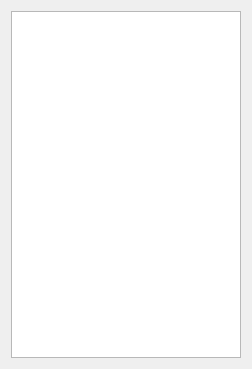
First picture: the form in application/forms/qnplchannelsform.ui, repository TeleMidia/ginga-2010-2015-gui, before the edit.
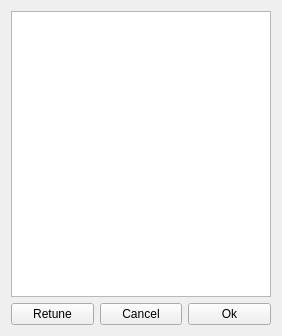
Second picture: the form after the edit. Icons and pictures are not drawn.

Patch:
```diff
--- a/application/forms/qnplchannelsform.ui
+++ b/application/forms/qnplchannelsform.ui
@@ -6,8 +6,8 @@
    <rect>
     <x>0</x>
     <y>0</y>
-    <width>252</width>
-    <height>369</height>
+    <width>282</width>
+    <height>336</height>
    </rect>
   </property>
   <property name="windowTitle">
@@ -18,7 +18,28 @@
     <normaloff>:/icon/channels</normaloff>:/icon/channels</iconset>
   </property>
   <layout class="QGridLayout" name="gridLayout">
-   <item row="0" column="0">
+   <item row="1" column="2">
+    <widget class="QPushButton" name="Ok">
+     <property name="text">
+      <string>Ok</string>
+     </property>
+    </widget>
+   </item>
+   <item row="1" column="0">
+    <widget class="QPushButton" name="Retune">
+     <property name="text">
+      <string>Retune</string>
+     </property>
+    </widget>
+   </item>
+   <item row="1" column="1">
+    <widget class="QPushButton" name="Cancel">
+     <property name="text">
+      <string>Cancel</string>
+     </property>
+    </widget>
+   </item>
+   <item row="0" column="0" colspan="3">
     <widget class="QTableView" name="table"/>
    </item>
   </layout>
```
